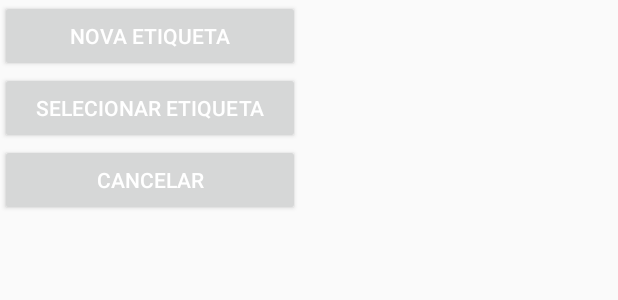
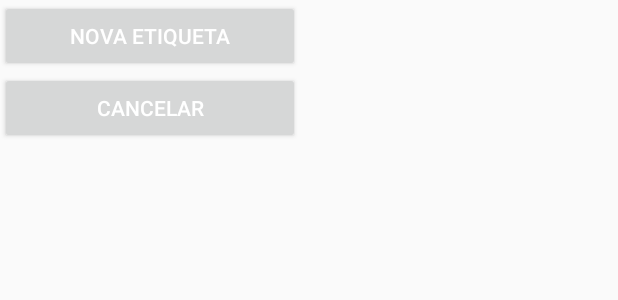
Before and after one commit to georgevbm/RFID, an Android app: the layout menu_etiqueta.xml on its own in the app's theme, with its tools: preview values and no code run, on a phone screen of 412 x 824 dp. Shown: the top 300 px of the screen. Run offline under Robolectric (Android 15) with nearby library versions, the phone set to English and light mode, and no system bars.

Commit message:
AppRFID foi reduzido para melhor entendimento apenas do que é necessário, faltando apenas entender melhor a parte do Banco de Dados.

```diff
--- a/app/src/main/java/br/com/george/apprfid/Activity/MainActivity.java
+++ b/app/src/main/java/br/com/george/apprfid/Activity/MainActivity.java
@@ -32,7 +32,6 @@ public class MainActivity extends AppCompatActivity {
     //region MÉTODOS NÃO UTILIZADOS
     @Override
     public boolean onCreateOptionsMenu(Menu menu) {
-        getMenuInflater().inflate(R.menu.menu_main, menu);
         return true;
     }
 
--- a/app/src/main/java/br/com/george/apprfid/Database/Database.java
+++ b/app/src/main/java/br/com/george/apprfid/Database/Database.java
@@ -2,9 +2,7 @@ package br.com.george.apprfid.Database;
 
 import android.content.Context;
 import android.database.sqlite.SQLiteDatabase;
-
 import java.util.List;
-
 import br.com.george.apprfid.Database.DAO.PatrimonioDao;
 import br.com.george.apprfid.Model.Patrimonio;
 
--- a/app/src/main/res/layout/menu_etiqueta.xml
+++ b/app/src/main/res/layout/menu_etiqueta.xml
@@ -13,13 +13,6 @@
         android:textColor="#FFF" />
 
     <Button
-        android:id="@+id/btnSelecionarEtiqueta"
-        android:layout_width="200dp"
-        android:layout_height="wrap_content"
-        android:text="Selecionar Etiqueta"
-        android:textColor="#FFF" />
-
-    <Button
         android:id="@+id/btnCancelarPatrimonio"
         android:layout_width="200dp"
         android:layout_height="wrap_content"
```
Also changed, not shown: app/src/main/java/br/com/george/apprfid/Activity/ListarEtiquetaActivity.java (+0 -7 lines), app/src/main/java/br/com/george/apprfid/Database/DatabaseHelper.java (+0 -8 lines).
